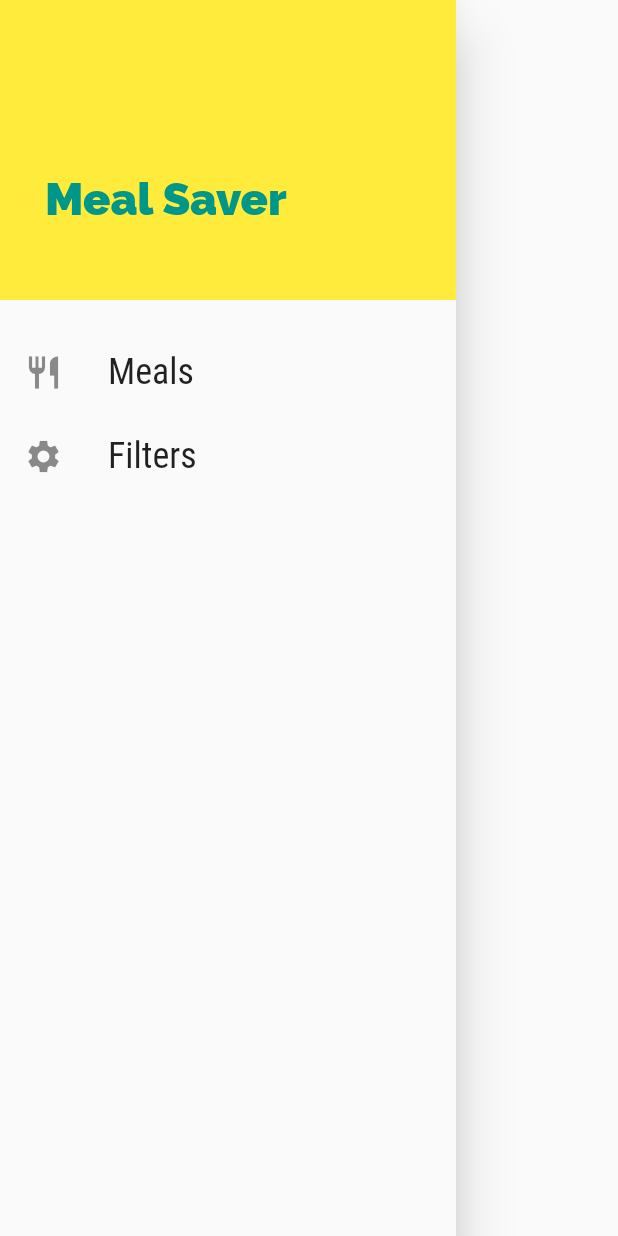
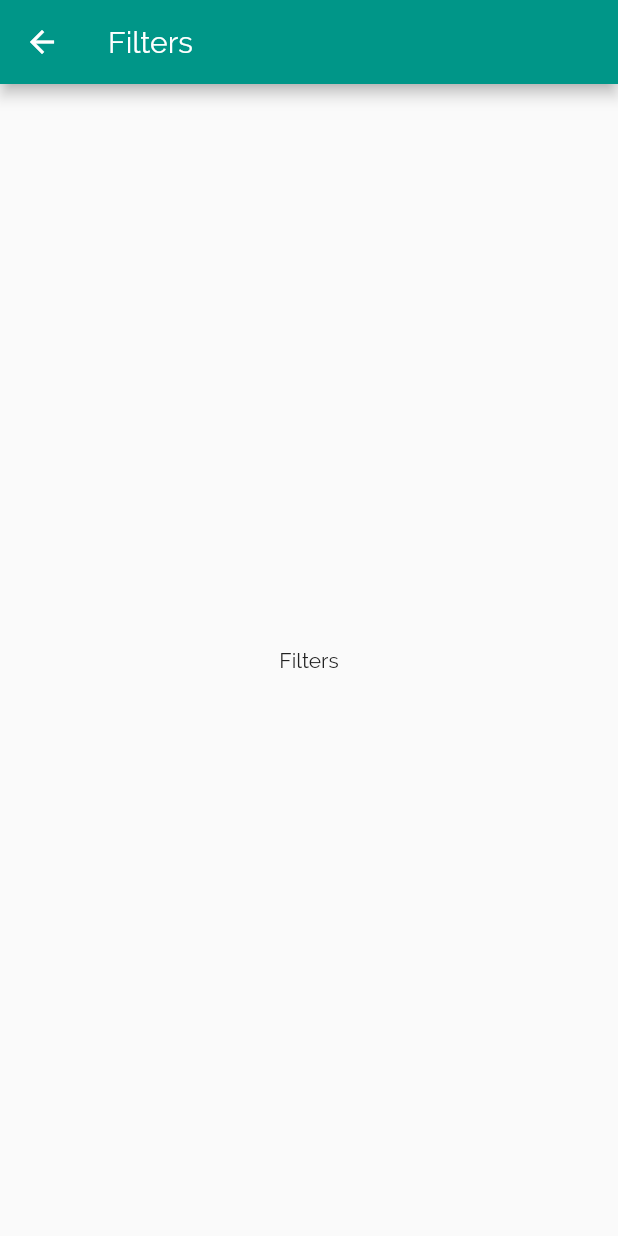
Before and after one commit to jemcmullin/meals_app_flutter_udemy, a Flutter app: the MainDrawer widget shown alone on an empty page, opened directly, after a tap on "Filters", on a phone screen of 412 x 824 dp. Run offline on Flutter 3.47's test engine with Material 2 defaults, Android fonts, the phone set to English and light mode, and no system bars.

Commit message:
Implement navigation in drawer

```diff
--- a/lib/main.dart
+++ b/lib/main.dart
@@ -1,9 +1,9 @@
 import 'package:flutter/material.dart';
-import 'package:meals_app/screens/tabs_screen.dart';
 
+import './screens/filters_screen.dart';
+import './screens/tabs_screen.dart';
 import './screens/meal_details_screen.dart';
 import './screens/category_meals_screen.dart';
-import './screens/categories_screen.dart';
 
 void main() {
   runApp(MyApp());
@@ -36,6 +36,7 @@ class MyApp extends StatelessWidget {
       routes: {
         CategoryMealsScreen.routeName: (context) => CategoryMealsScreen(),
         MealDetailScreen.routeName: (context) => MealDetailScreen(),
+        FiltersScreen.routeName: (context) => FiltersScreen(),
       },
     );
   }
--- /dev/null
+++ b/lib/screens/filters_screen.dart
@@ -0,0 +1,17 @@
+import 'package:flutter/material.dart';
+
+class FiltersScreen extends StatelessWidget {
+  static const routeName = '/filters';
+
+  @override
+  Widget build(BuildContext context) {
+    return Scaffold(
+      appBar: AppBar(
+        title: Text('Filters'),
+      ),
+      body: Center(
+        child: Text('Filters'),
+      ),
+    );
+  }
+}
--- a/lib/widgets/main_drawer.dart
+++ b/lib/widgets/main_drawer.dart
@@ -1,7 +1,8 @@
 import 'package:flutter/material.dart';
+import '../screens/filters_screen.dart';
 
 class MainDrawer extends StatelessWidget {
-  Widget _buildListItem(IconData listIcon, String label) {
+  Widget _buildListItem(IconData listIcon, String label, Function tapHandler) {
     return ListTile(
       leading: Icon(listIcon, size: 26),
       title: Text(
@@ -11,7 +12,7 @@ class MainDrawer extends StatelessWidget {
           fontFamily: 'RobotoCondensed',
         ),
       ),
-      onTap: () {},
+      onTap: tapHandler,
     );
   }
 
@@ -37,8 +38,16 @@ class MainDrawer extends StatelessWidget {
           SizedBox(
             height: 20,
           ),
-          _buildListItem(Icons.restaurant, 'Meals'),
-          _buildListItem(Icons.settings, 'Filters'),
+          _buildListItem(
+            Icons.restaurant,
+            'Meals',
+            () => Navigator.of(context).pushNamed('/'),
+          ),
+          _buildListItem(
+            Icons.settings,
+            'Filters',
+            () => Navigator.of(context).pushNamed(FiltersScreen.routeName),
+          ),
         ],
       ),
     );
```
